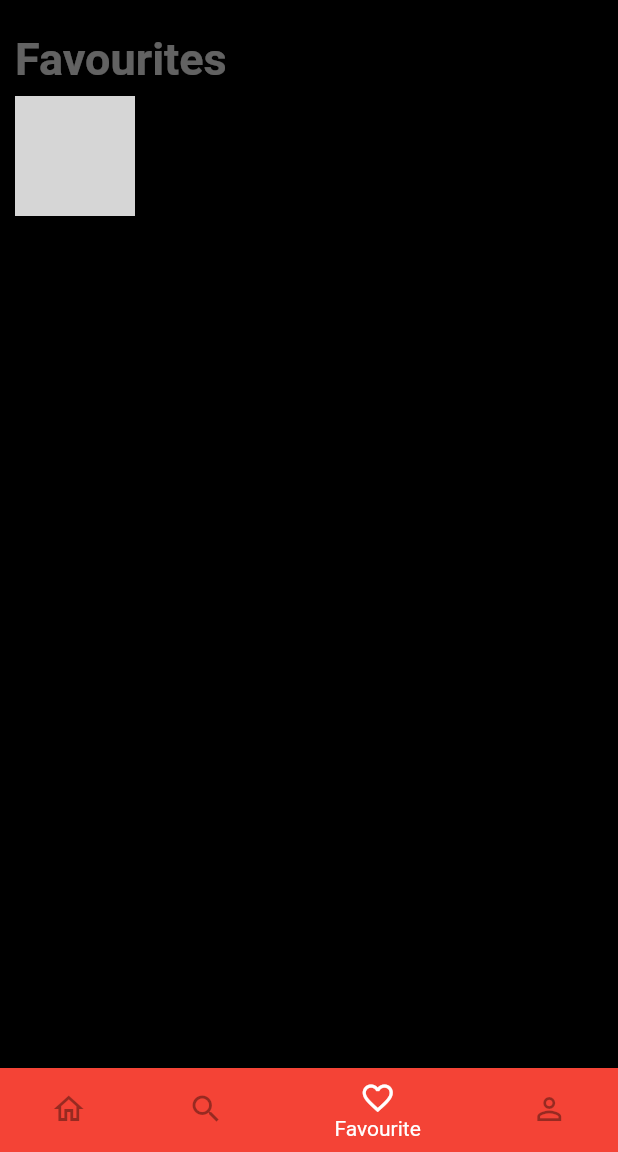
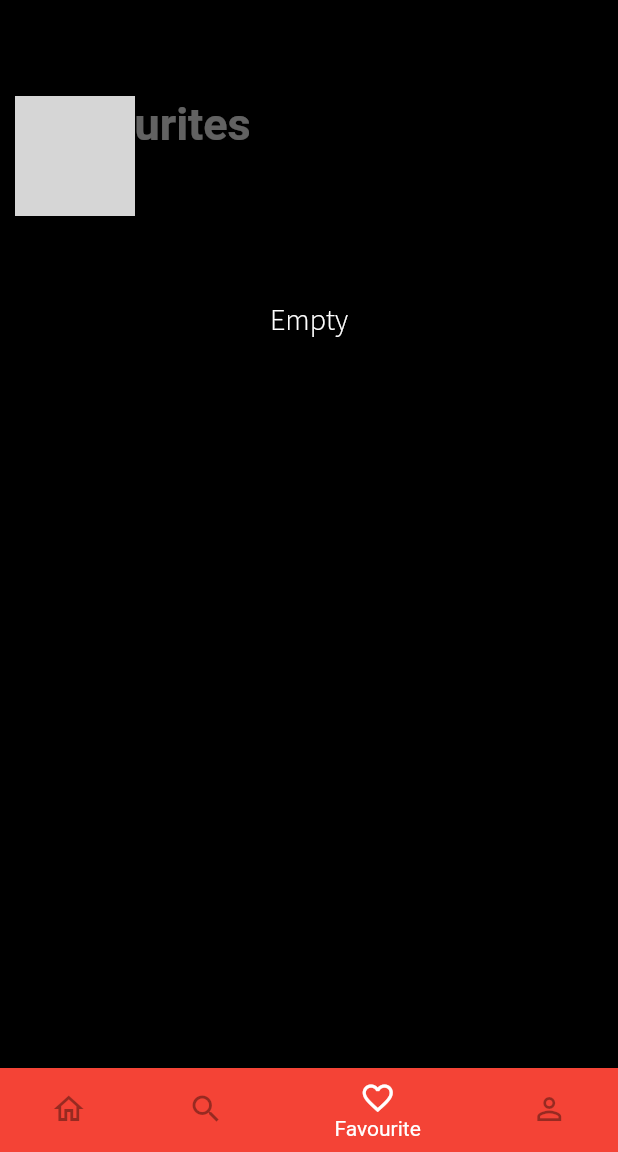
Before and after one commit to Ashbuhrz/Fluttone_Music, a Flutter app: the screen it shows after launch, item 3 of the bottom bar chosen, after a tap on "Home", on a phone screen of 412 x 824 dp, the part 84-1236 px from its top. Run offline on Flutter 3.47's test engine with Material 2 defaults, Android fonts, the phone set to English and light mode, and no system bars; our stand-ins replace carousel_slider, hive, just_audio; missing offline and left inert: favorite_button, flutter_audio_query, flutter_media_notification; accounts and stored records are empty; generated files the repository leaves out were written again; network calls fail; grey boxes are pictures that could not be loaded.

```diff
--- a/lib/homePage/home_screen.dart
+++ b/lib/homePage/home_screen.dart
@@ -15,7 +15,6 @@ class _HomeScreenState extends State<HomeScreen> {
     SearchScreen(),
     FavouriteScreen(),
     UserProfile(),
-
   ];
 
   double xOffset = 0;
@@ -26,8 +25,6 @@ class _HomeScreenState extends State<HomeScreen> {
   bool closeTopContainer = false;
 
   int _selectedIndex = 0;
-
-
 
   void _onItemTapped(int index) {
     setState(() {
@@ -45,18 +42,20 @@ class _HomeScreenState extends State<HomeScreen> {
           backgroundColor: kBackgroundColor,
           appBar: AppBar(
             backgroundColor: kBackgroundColor,
+
+            ///Removed gesture detector to IconButton for more [TapTargetSize]
             leading: isDrawerOpen
-                ? GestureDetector(
-                    onTap: () {
+                ? IconButton(
+                    padding: EdgeInsets.only(left: 30),
+                    onPressed: () {
                       setState(() {
-
                         xOffset = 0;
                         yOffset = 0;
                         scaleFactor = 1;
                         isDrawerOpen = false;
                       });
                     },
-                    child: Icon(
+                    icon: Icon(
                       Icons.arrow_back_ios,
                       size: 32,
                       color: Colors.red,
--- a/lib/main.dart
+++ b/lib/main.dart
@@ -1,7 +1,17 @@
 import 'package:flutter/material.dart';
 import 'package:fluttone_music/homePage/main_screen.dart';
+import 'package:hive/hive.dart';
+import 'package:path_provider/path_provider.dart' as path_provider;
+import 'model/hive_model.dart';
 
-void main() {
+void main() async {
+  WidgetsFlutterBinding.ensureInitialized();
+  final path = await path_provider.getApplicationDocumentsDirectory();
+  Hive
+    ..init(path.path)
+    ..registerAdapter(SongPlayListAdapter());
+
+  var box = await Hive.openBox('myBox');
   runApp(MyApp());
 }
 
--- a/lib/screen/favourite_screen.dart
+++ b/lib/screen/favourite_screen.dart
@@ -1,8 +1,11 @@
 import 'package:flutter/material.dart';
 import 'package:flutter_audio_query/flutter_audio_query.dart';
-import 'package:fluttone_music/homePage/homePage.dart';
-import 'package:fluttone_music/screen/userProfile.dart';
 import 'dart:io';
+
+import 'package:hive/hive.dart';
+
+import '../utilities/constants.dart';
+import 'customBody.dart';
 
 class FavouriteScreen extends StatefulWidget {
   @override
@@ -11,32 +14,106 @@ class FavouriteScreen extends StatefulWidget {
 
 class _FavouriteScreenState extends State<FavouriteScreen> {
   final FlutterAudioQuery audioQuery = FlutterAudioQuery();
-  ScrollController controller = ScrollController();
+
+  ///Creating HiveBox instances
+  var _songList;
+
+  ///Creating a list of [songInfo] to add  songs taken from the HiveBox
+  ///The SongInfo is taken by its songId {which we store in the [CustomBody] Ref-[1129]}
+  List<SongInfo> songs;
+
+  ///List of  SongsId
+  List<String> songIds = [];
+  getData() async {
+    _songList = await Hive.openBox('myBox');
+    _songList.values.forEach((songId) {
+      print(songId.songInfo);
+      print("dsndni");
+      songIds.add(songId.songInfo);
+    });
+    songs = await audioQuery.getSongsById(ids: songIds);
+    print(songs);
+    return songs;
+  }
+
+  ///I have no idea why these things are like this
+  ///so copied your code
+  ///There was actually a simple solution for changing music_track.
+  int currentIndex = 0;
+  final GlobalKey<CustomBodyState> key = GlobalKey<CustomBodyState>();
+
+  void changeTrack(bool isNext) {
+    if (isNext) {
+      if (currentIndex != songs.length - 1) {
+        currentIndex++;
+      }
+    } else {
+      if (currentIndex != 0) {
+        currentIndex--;
+      }
+    }
+    key.currentState.setSong(songs[currentIndex]);
+  }
 
   @override
   Widget build(BuildContext context) {
-    List<SongInfo> favourites = [];
-
     return Scaffold(
       backgroundColor: Colors.black,
-      body: SafeArea(
-        child: Column(
+      body: Column(
         children: [
           Container(
-              margin: EdgeInsets.only(top: 22),
+            margin: EdgeInsets.only(top: 65, left: 16),
             alignment: Alignment.topLeft,
             padding: EdgeInsets.only(left: 10),
             child: Text(
               'Favourites',
               style: TextStyle(
                   color: Colors.white38,
-
                   fontSize: 30,
                   fontWeight: FontWeight.bold),
             ),
           ),
+          FutureBuilder(
+              future: getData(),
+              builder: (_, songSnapShot) => songSnapShot.hasData
+                  ? ListView.builder(
+                      itemCount: songSnapShot.data.length,
+                      shrinkWrap: true,
+                      physics: NeverScrollableScrollPhysics(),
+                      itemBuilder: (_, index) => ListTile(
+                            tileColor: Colors.black38,
+                            leading: CircleAvatar(
+                              backgroundImage: songs[index].albumArtwork == null
+                                  ? NetworkImage(
+                                      'https://images.macrumors.com/t/sqodWOqvWOvq6cU8t2ahMlU4AJM=/1600x0/article-new/2018/05/apple-music-note.jpg')
+                                  : FileImage(File(songs[index].albumArtwork)),
+                            ),
+                            title: Text(
+                              songs[index].title,
+                              style: kMusicTitleTextStyle,
+                            ),
+                            subtitle: Text(
+                              songs[index].artist,
+                              style: TextStyle(color: Colors.blueGrey),
+                            ),
+                            onTap: () {
+                              currentIndex = index;
+                              Navigator.of(context).push(MaterialPageRoute(
+                                  builder: (context) => CustomBody(
+                                      changeTrack: changeTrack,
+                                      songInfo: songs[index],
+                                      key: key)));
+                            },
+                          ))
+                  : Padding(
+                      padding: const EdgeInsets.only(top: 100),
+                      child: Text(
+                        "Empty",
+                        style: kMusicTitleTextStyle.copyWith(
+                            color: Colors.white, fontSize: 20),
+                      ),
+                    ))
         ],
-        ),
       ),
     );
   }
--- a/pubspec.yaml
+++ b/pubspec.yaml
@@ -30,12 +30,17 @@ dependencies:
   cupertino_icons: ^1.0.0
   flutter_audio_query: ^0.3.5+6
   just_audio: ^0.4.4
+  hive: ^1.4.4
+  hive_flutter: ^0.3.1
+  path_provider: ^1.0.0
   flutter_media_notification: ^1.2.6
   carousel_slider: ^3.0.0
   favorite_button: ^0.0.3
 
 
 dev_dependencies:
+  hive_generator: ^0.8.2
+  build_runner: ^1.10.11
   flutter_test:
     sdk: flutter
 
```
Also changed, not shown: lib/model/hive_model.dart (added, +11 -0 lines), lib/screen/customBody.dart (+42 -13 lines), lib/model/hive_model.g.dart (added), pubspec.lock. Lines whose indentation alone changed are shown as unchanged.
